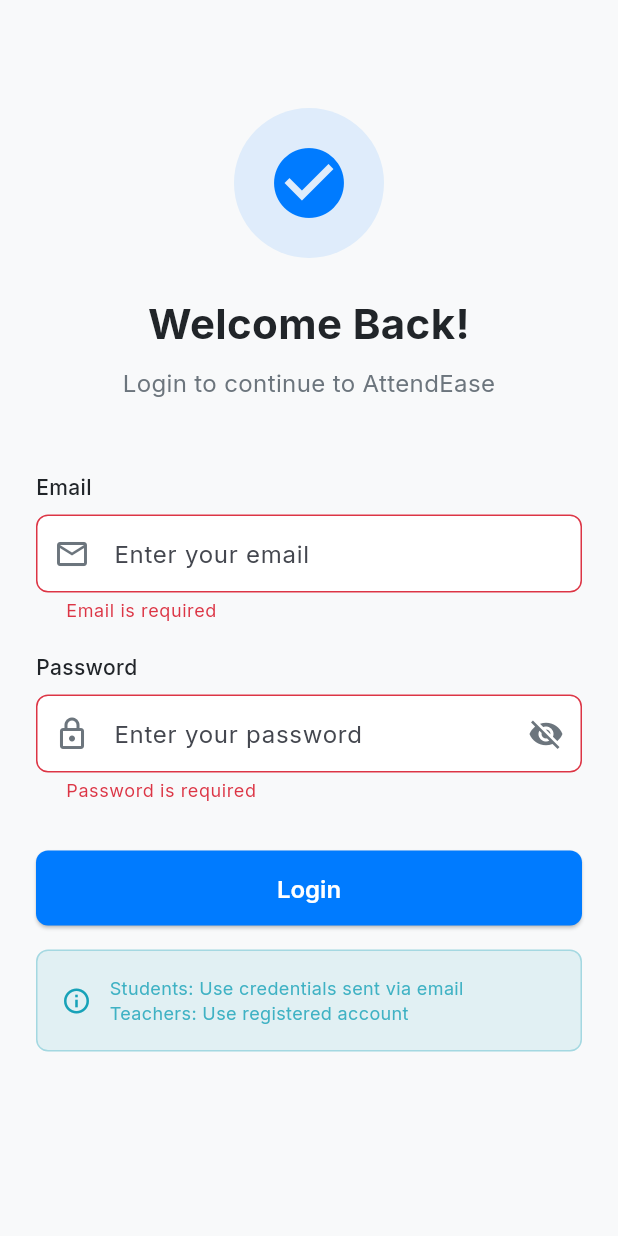
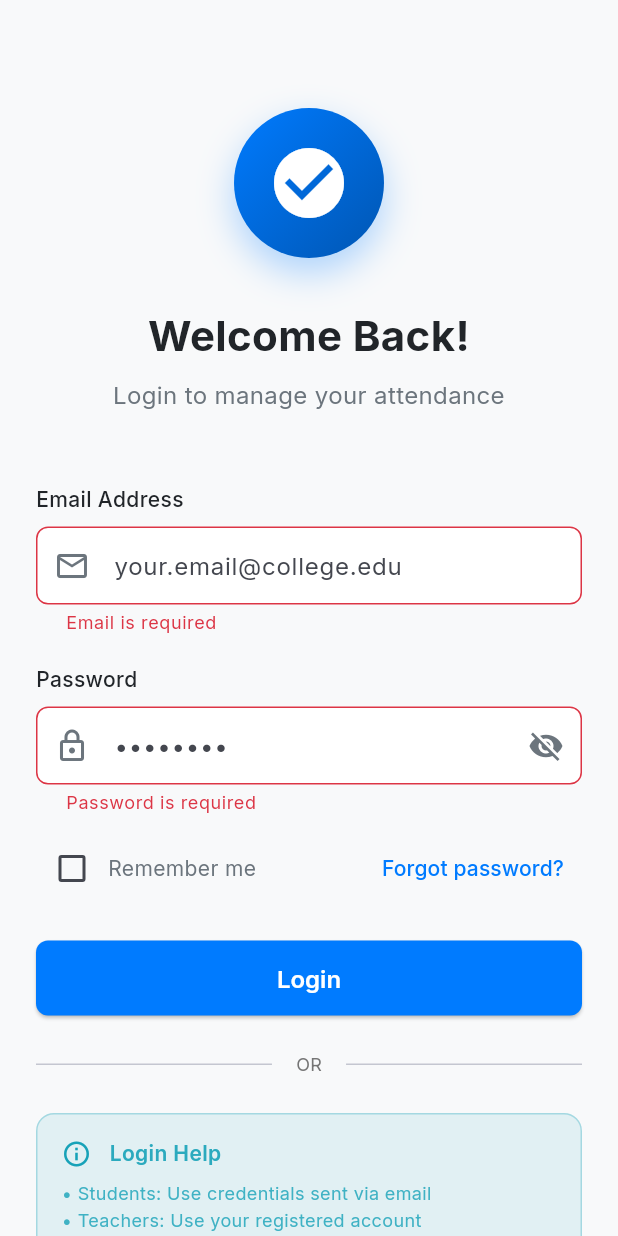
Before and after one commit to Raghav-28-Gupta/attendease-frontend, a Flutter app: the LoginScreen screen opened by its route, after a tap on "Login", on a phone screen of 412 x 824 dp. Run offline on Flutter 3.47's test engine with Material 3 defaults, Android fonts, the phone set to English and light mode, and no system bars; our stand-ins replace dartz, dio, flutter_riverpod, flutter_secure_storage, freezed_annotation, go_router and 3 more; accounts and stored records are empty; generated files the repository leaves out were written again.

Commit message:
enhanced LoginScreen with Remember Me feature

```diff
--- a/lib/features/auth/presentation/screens/login_screen.dart
+++ b/lib/features/auth/presentation/screens/login_screen.dart
@@ -6,6 +6,7 @@ import '../../../../core/widgets/app_text_field.dart';
 import '../../../../core/utils/validators.dart';
 import '../../../../core/utils/snackbar_utils.dart';
 import '../providers/auth_provider.dart';
+import '../providers/auth_state.dart';
 
 class LoginScreen extends ConsumerStatefulWidget {
   const LoginScreen({super.key});
@@ -19,6 +20,7 @@ class _LoginScreenState extends ConsumerState<LoginScreen> {
   final _emailController = TextEditingController();
   final _passwordController = TextEditingController();
   bool _isLoading = false;
+  bool _rememberMe = false;
 
   @override
   void dispose() {
@@ -28,6 +30,9 @@ class _LoginScreenState extends ConsumerState<LoginScreen> {
   }
 
   Future<void> _handleLogin() async {
+    // Dismiss keyboard
+    FocusScope.of(context).unfocus();
+
     if (!_formKey.currentState!.validate()) return;
 
     setState(() => _isLoading = true);
@@ -41,16 +46,12 @@ class _LoginScreenState extends ConsumerState<LoginScreen> {
       setState(() => _isLoading = false);
 
       if (success) {
-        // Navigation handled by GoRouter redirect
-        SnackbarUtils.showSuccess(context, 'Login successful!');
+        SnackbarUtils.showSuccess(context, 'Welcome back! 👋');
       } else {
         final authState = ref.read(authProvider);
-        authState.when(
-        initial: () => SnackbarUtils.showError(context, 'Login failed'),
-        loading: () => {},
-        authenticated: (_) => {},
-        unauthenticated: () => SnackbarUtils.showError(context, 'Not authenticated'),
+        authState.maybeWhen(
           error: (message) => SnackbarUtils.showError(context, message),
+          orElse: () {},
         );
       }
     }
@@ -58,6 +59,16 @@ class _LoginScreenState extends ConsumerState<LoginScreen> {
 
   @override
   Widget build(BuildContext context) {
+    // Listen to auth state for additional error handling
+    ref.listen<AuthState>(authProvider, (previous, next) {
+      next.maybeWhen(
+        error: (message) {
+          if (mounted) SnackbarUtils.showError(context, message);
+        },
+        orElse: () {},
+      );
+    });
+
     return Scaffold(
       body: SafeArea(
         child: SingleChildScrollView(
@@ -69,23 +80,33 @@ class _LoginScreenState extends ConsumerState<LoginScreen> {
               children: [
                 const SizedBox(height: 48),
 
-                // Logo
+                // Logo with Hero animation
                 Center(
+                  child: Hero(
+                    tag: 'app_logo',
                     child: Container(
                       width: 100,
                       height: 100,
                       decoration: BoxDecoration(
-                      color: AppColors.primary.withOpacity(0.1),
+                        gradient: AppColors.primaryGradient,
                         shape: BoxShape.circle,
+                        boxShadow: [
+                          BoxShadow(
+                            color: AppColors.primary.withOpacity(0.3),
+                            blurRadius: 20,
+                            offset: const Offset(0, 10),
+                          ),
+                        ],
                       ),
                       child: const Icon(
                         Icons.check_circle,
                         size: 56,
-                      color: AppColors.primary,
+                        color: Colors.white,
                       ),
                     ),
                   ),
-                const SizedBox(height: 24),
+                ),
+                const SizedBox(height: 32),
 
                 // Title
                 const Text(
@@ -101,7 +122,7 @@ class _LoginScreenState extends ConsumerState<LoginScreen> {
 
                 // Subtitle
                 const Text(
-                  'Login to continue to AttendEase',
+                  'Login to manage your attendance',
                   style: TextStyle(
                     fontSize: 16,
                     color: AppColors.textSecondary,
@@ -112,25 +133,74 @@ class _LoginScreenState extends ConsumerState<LoginScreen> {
 
                 // Email Field
                 AppTextField(
-                  label: 'Email',
-                  hint: 'Enter your email',
+                  label: 'Email Address',
+                  hint: 'your.email@college.edu',
                   controller: _emailController,
                   keyboardType: TextInputType.emailAddress,
                   prefixIcon: Icons.email_outlined,
                   validator: Validators.email,
+                  enabled: !_isLoading,
                 ),
                 const SizedBox(height: 20),
 
                 // Password Field
                 AppTextField(
                   label: 'Password',
-                  hint: 'Enter your password',
+                  hint: '••••••••',
                   controller: _passwordController,
                   obscureText: true,
                   prefixIcon: Icons.lock_outlined,
                   validator: Validators.password,
+                  enabled: !_isLoading,
                 ),
-                const SizedBox(height: 32),
+                const SizedBox(height: 12),
+
+                // Remember Me & Forgot Password Row
+                Row(
+                  mainAxisAlignment: MainAxisAlignment.spaceBetween,
+                  children: [
+                    // Remember Me Checkbox
+                    Row(
+                      children: [
+                        Checkbox(
+                          value: _rememberMe,
+                          onChanged: _isLoading
+                              ? null
+                              : (value) {
+                                  setState(() => _rememberMe = value ?? false);
+                                },
+                        ),
+                        const Text(
+                          'Remember me',
+                          style: TextStyle(
+                            fontSize: 14,
+                            color: AppColors.textSecondary,
+                          ),
+                        ),
+                      ],
+                    ),
+
+                    // Forgot Password (future feature)
+                    TextButton(
+                      onPressed: _isLoading
+                          ? null
+                          : () {
+                              SnackbarUtils.showInfo(
+                                context,
+                                'Contact admin to reset password',
+                              );
+                            },
+                      child: const Text(
+                        'Forgot password?',
+                        style: TextStyle(
+                          fontSize: 14,
+                          color: AppColors.primary,
+                        ),
+                      ),
+                    ),
+                  ],
+                ),
+                const SizedBox(height: 24),
 
                 // Login Button
                 AppButton(
@@ -138,19 +208,41 @@ class _LoginScreenState extends ConsumerState<LoginScreen> {
                   onPressed: _isLoading ? null : _handleLogin,
                   isLoading: _isLoading,
                 ),
-                const SizedBox(height: 16),
+                const SizedBox(height: 24),
 
-                // Info Text
+                // Divider
+                Row(
+                  children: [
+                    const Expanded(child: Divider()),
+                    Padding(
+                      padding: const EdgeInsets.symmetric(horizontal: 16),
+                      child: Text(
+                        'OR',
+                        style: TextStyle(
+                          fontSize: 12,
+                          color: Colors.grey[600],
+                        ),
+                      ),
+                    ),
+                    const Expanded(child: Divider()),
+                  ],
+                ),
+                const SizedBox(height: 24),
+
+                // Help Text
                 Container(
                   padding: const EdgeInsets.all(16),
                   decoration: BoxDecoration(
                     color: AppColors.info.withOpacity(0.1),
-                    borderRadius: BorderRadius.circular(8),
+                    borderRadius: BorderRadius.circular(12),
                     border: Border.all(
                       color: AppColors.info.withOpacity(0.3),
                     ),
                   ),
-                  child: Row(
+                  child: Column(
+                    crossAxisAlignment: CrossAxisAlignment.start,
+                    children: [
+                      Row(
                         children: [
                           const Icon(
                             Icons.info_outline,
@@ -158,13 +250,25 @@ class _LoginScreenState extends ConsumerState<LoginScreen> {
                             size: 20,
                           ),
                           const SizedBox(width: 12),
-                      Expanded(
-                        child: Text(
-                          'Students: Use credentials sent via email\nTeachers: Use registered account',
+                          Text(
+                            'Login Help',
+                            style: TextStyle(
+                              fontSize: 14,
+                              fontWeight: FontWeight.w600,
+                              color: AppColors.info.withOpacity(0.9),
+                            ),
+                          ),
+                        ],
+                      ),
+                      const SizedBox(height: 8),
+                      Text(
+                        '• Students: Use credentials sent via email\n'
+                        '• Teachers: Use your registered account\n'
+                        '• Contact admin for login issues',
                         style: TextStyle(
                           fontSize: 12,
                           color: AppColors.info.withOpacity(0.8),
-                          ),
+                          height: 1.5,
                         ),
                       ),
                     ],
```
Lines whose indentation alone changed are shown as unchanged.
